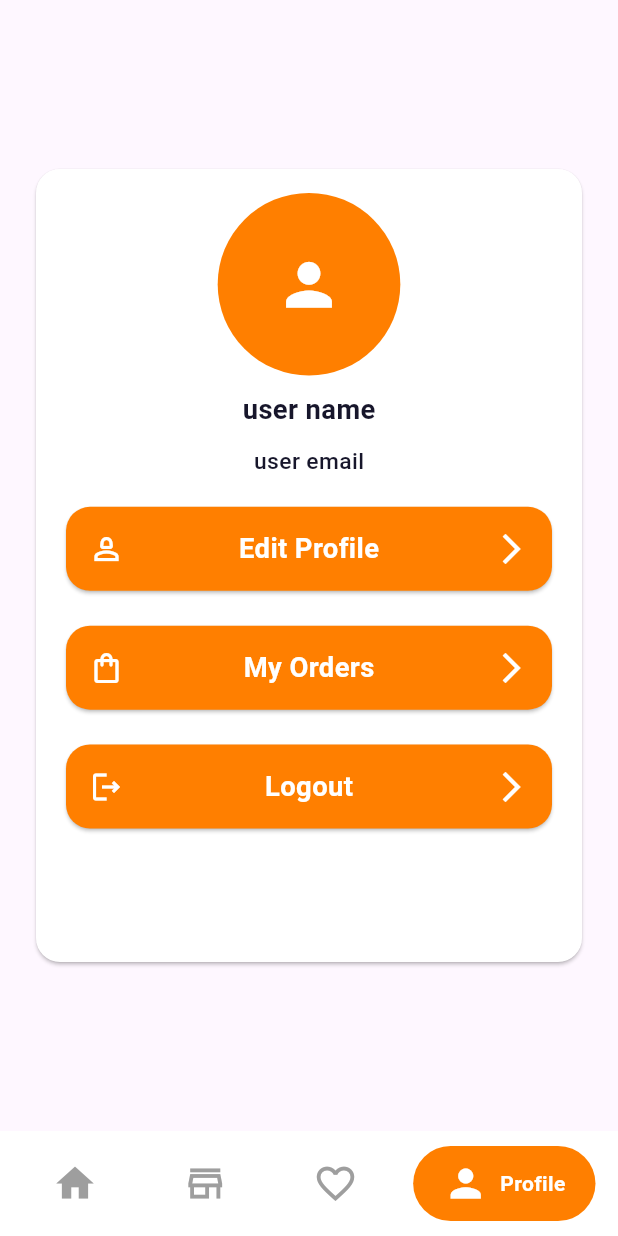
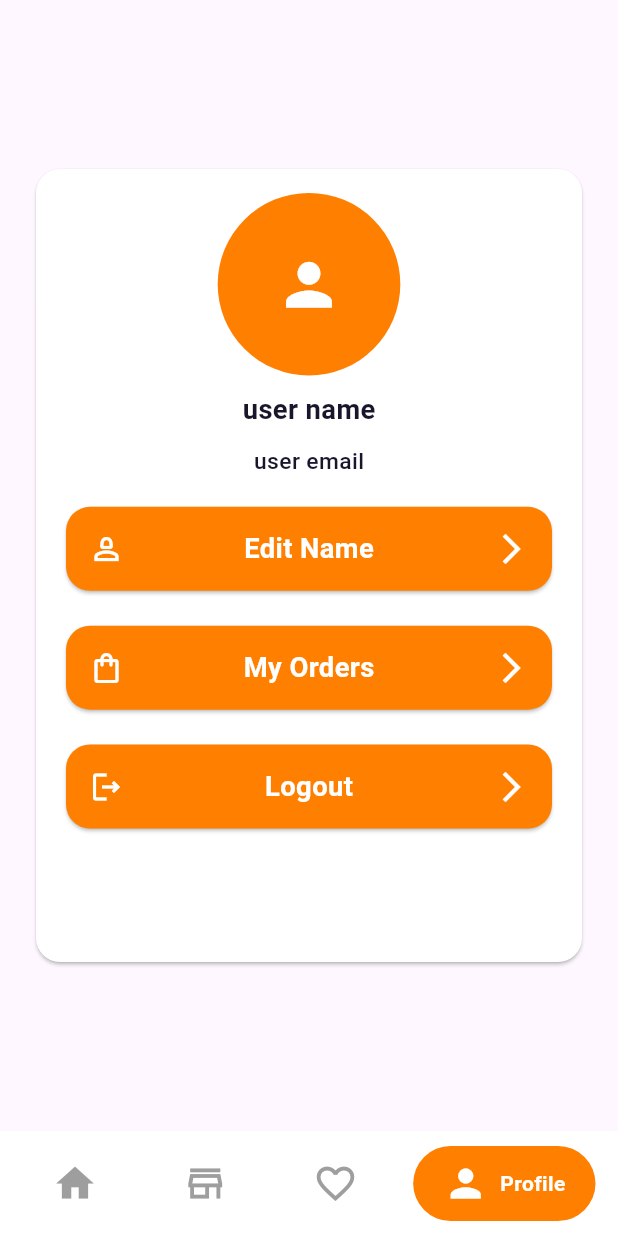
Before and after one commit to Ehabhanna1/Our_Market, a Flutter app: the MainNavBar screen opened directly, item 4 of the bottom bar chosen, on a phone screen of 412 x 824 dp. Run offline on Flutter 3.47's test engine with Material 3 defaults, Android fonts, the phone set to English and light mode, and no system bars; drawn by our look-alikes of google_nav_bar; our stand-ins replace cached_network_image, flutter_bloc, flutter_screenutil; network calls fail.

Commit message:
finish Edit Name view ui

```diff
--- a/lib/core/theming/styles.dart
+++ b/lib/core/theming/styles.dart
@@ -18,6 +18,11 @@ class TextStyles {
   );
    static TextStyle font18WhiteBold = TextStyle(
     fontSize: 18.sp,
+    fontWeight: FontWeightHelper.bold,
+    color: Colors.white,
+  );
+   static TextStyle font24WhiteBold = TextStyle(
+    fontSize: 24.sp,
     fontWeight: FontWeightHelper.bold,
     color: Colors.white,
   );
--- a/lib/feature/profile/ui/profile_view.dart
+++ b/lib/feature/profile/ui/profile_view.dart
@@ -1,6 +1,8 @@
+import 'package:ecommerce_app/core/functions/navigation.dart';
 import 'package:ecommerce_app/core/helper/spacing.dart';
 import 'package:ecommerce_app/core/theming/app_colors.dart';
 import 'package:ecommerce_app/core/theming/styles.dart';
+import 'package:ecommerce_app/feature/profile/ui/edit_name_view.dart';
 import 'package:ecommerce_app/feature/profile/ui/widgets/custom_row_button.dart';
 import 'package:flutter/material.dart';
 import 'package:flutter_screenutil/flutter_screenutil.dart';
@@ -49,8 +51,10 @@ class ProfileView extends StatelessWidget {
                     ),
                     verticalSpace(15),
                     CustomRowButton(
-                      onTap: (){},
-                      text: 'Edit Profile',
+                      onTap: (){
+                        navigateTo(context, const EditNameView());
+                      },
+                      text: 'Edit Name',
                       icon: Icons.person_2_outlined,
 
                       ),
```
Also changed, not shown: lib/core/functions/build_custom_app_bar.dart (added, +22 -0 lines), lib/feature/profile/ui/edit_name_view.dart (added, +42 -0 lines).
